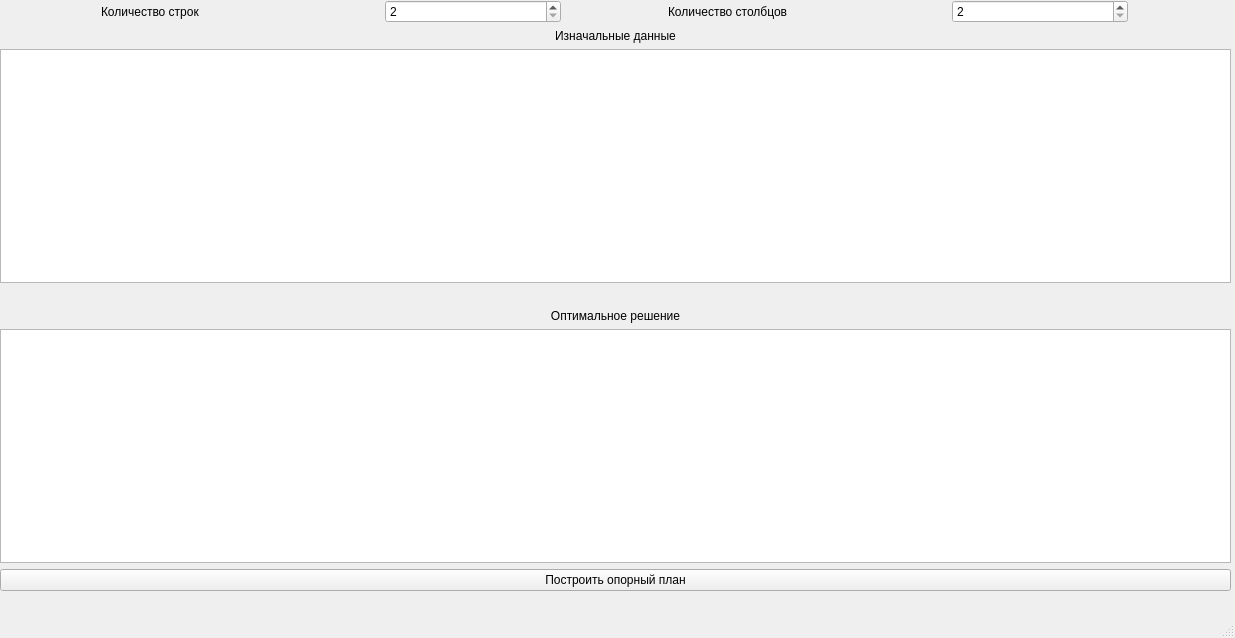
Arigii/potencial, file untitled.ui: the form before one commit.
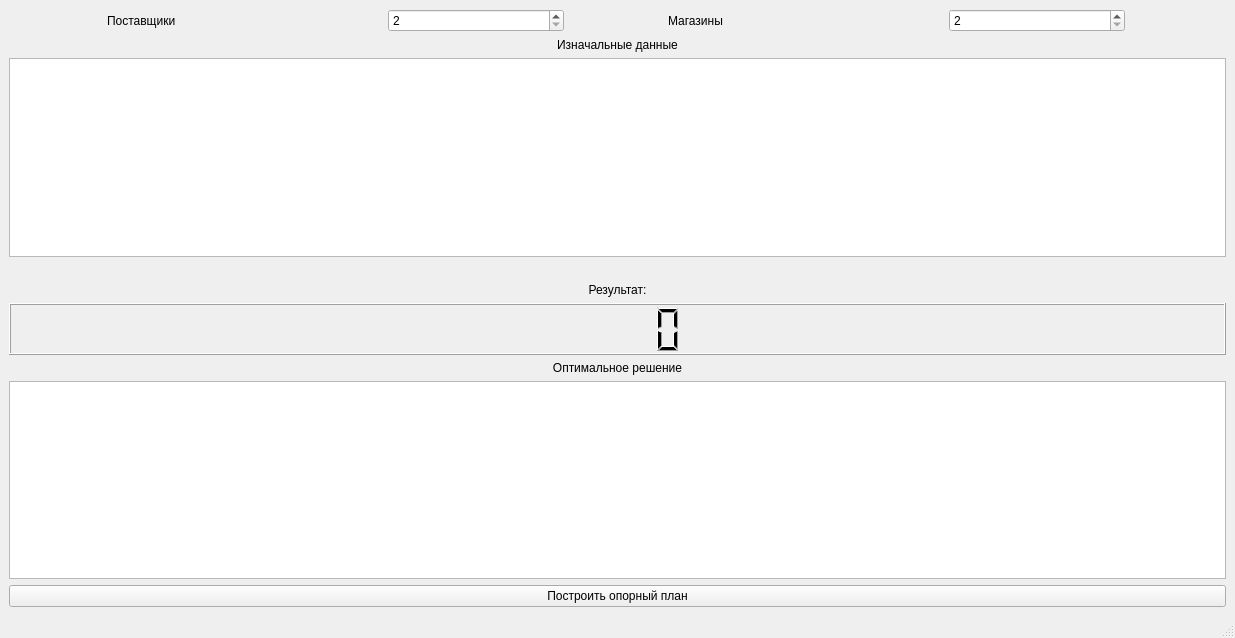
The form after the commit.

Patch:
```diff
--- a/untitled.ui
+++ b/untitled.ui
@@ -14,16 +14,16 @@
    <string>MainWindow</string>
   </property>
   <widget class="QWidget" name="centralwidget">
-   <widget class="QWidget" name="gridLayoutWidget_2">
-    <property name="geometry">
-     <rect>
-      <x>0</x>
-      <y>0</y>
-      <width>1231</width>
-      <height>591</height>
-     </rect>
-    </property>
+   <layout class="QGridLayout" name="gridLayout">
+    <item row="0" column="0">
     <layout class="QGridLayout" name="gridLayout_3">
+      <item row="8" column="0">
+       <widget class="QPushButton" name="pushButton">
+        <property name="text">
+         <string>Построить опорный план</string>
+        </property>
+       </widget>
+      </item>
      <item row="0" column="0">
       <layout class="QHBoxLayout" name="horizontalLayout">
        <item>
@@ -35,7 +35,7 @@
           </size>
          </property>
          <property name="text">
-          <string>Количество строк</string>
+           <string>Поставщики</string>
          </property>
         </widget>
        </item>
@@ -61,7 +61,7 @@
           </size>
          </property>
          <property name="text">
-          <string>Количество столбцов</string>
+           <string>Магазины</string>
          </property>
         </widget>
        </item>
@@ -80,28 +80,18 @@
        </item>
       </layout>
      </item>
-     <item row="6" column="0">
-      <widget class="QPushButton" name="pushButton">
-       <property name="text">
-        <string>Построить опорный план</string>
-       </property>
-      </widget>
-     </item>
      <item row="2" column="0">
       <widget class="QTableWidget" name="tableWidget"/>
      </item>
-     <item row="4" column="0">
-      <widget class="QLabel" name="label_3">
-       <property name="text">
-        <string>Оптимальное решение</string>
-       </property>
-       <property name="alignment">
-        <set>Qt::AlignCenter</set>
-       </property>
-      </widget>
-     </item>
      <item row="5" column="0">
-      <widget class="QTableWidget" name="tableWidget_2"/>
+       <widget class="QLCDNumber" name="lcdNumber">
+        <property name="minimumSize">
+         <size>
+          <width>0</width>
+          <height>52</height>
+         </size>
+        </property>
+       </widget>
      </item>
      <item row="3" column="0">
       <spacer name="horizontalSpacer">
@@ -116,6 +106,19 @@
        </property>
       </spacer>
      </item>
+      <item row="6" column="0">
+       <widget class="QLabel" name="label_3">
+        <property name="text">
+         <string>Оптимальное решение</string>
+        </property>
+        <property name="alignment">
+         <set>Qt::AlignCenter</set>
+        </property>
+       </widget>
+      </item>
+      <item row="7" column="0">
+       <widget class="QTableWidget" name="tableWidget_2"/>
+      </item>
      <item row="1" column="0">
       <widget class="QLabel" name="label_4">
        <property name="text">
@@ -126,8 +129,19 @@
        </property>
       </widget>
      </item>
-    </layout>
-   </widget>
+      <item row="4" column="0">
+       <widget class="QLabel" name="label_5">
+        <property name="text">
+         <string>Результат:</string>
+        </property>
+        <property name="alignment">
+         <set>Qt::AlignCenter</set>
+        </property>
+       </widget>
+      </item>
+     </layout>
+    </item>
+   </layout>
   </widget>
   <widget class="QMenuBar" name="menubar">
    <property name="geometry">
```
Left out of the diff: 2 changed lines with no effect on the pictures. Lines whose indentation alone changed are shown as unchanged.
